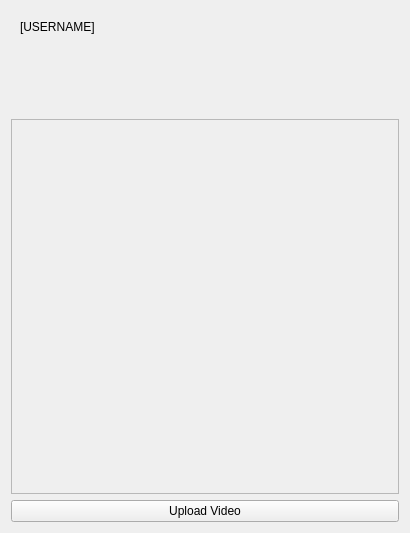
Before: the Qt Designer form VideoPlayer/homepage.ui in sc22be/UI_COURSEWORK_FORK, drawn with Qt 5.
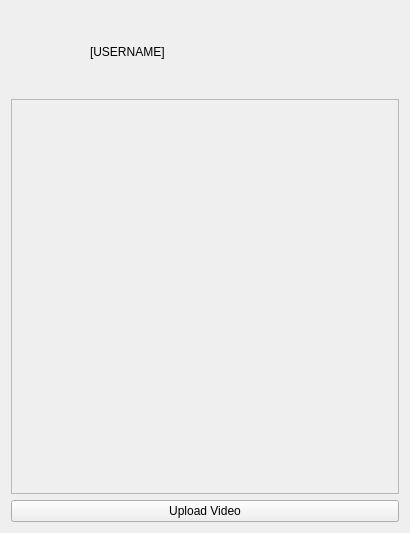
After: the same form once the commit is applied. Icons and pictures are not drawn.

Commit message: fix homepage layout i accidentaly broke

Diff of the .ui file:
```diff
--- a/VideoPlayer/homepage.ui
+++ b/VideoPlayer/homepage.ui
@@ -16,14 +16,7 @@
   <layout class="QVBoxLayout" name="verticalLayout_2">
    <item>
     <widget class="QWidget" name="widget" native="true">
-     <layout class="QVBoxLayout" name="verticalLayout">
-      <item>
-       <widget class="QLabel" name="label_Username">
-        <property name="text">
-         <string>[USERNAME]</string>
-        </property>
-       </widget>
-      </item>
+     <layout class="QHBoxLayout" name="horizontalLayout">
       <item>
        <widget class="QPushButton" name="button_Profile">
         <property name="sizePolicy">
@@ -47,6 +40,13 @@
         </property>
        </widget>
       </item>
+      <item>
+       <widget class="QLabel" name="label_Username">
+        <property name="text">
+         <string>[USERNAME]</string>
+        </property>
+       </widget>
+      </item>
      </layout>
     </widget>
    </item>
@@ -61,7 +61,7 @@
         <x>0</x>
         <y>0</y>
         <width>390</width>
-        <height>371</height>
+        <height>394</height>
        </rect>
       </property>
       <layout class="QVBoxLayout" name="verticalLayout_3"/>
```
